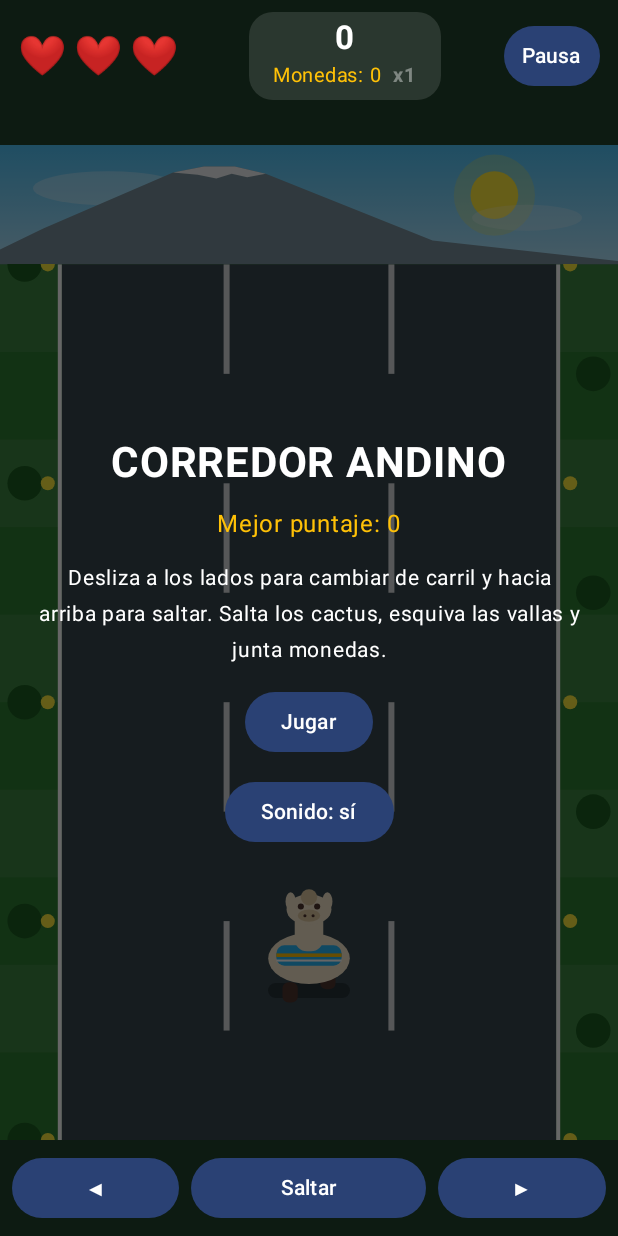
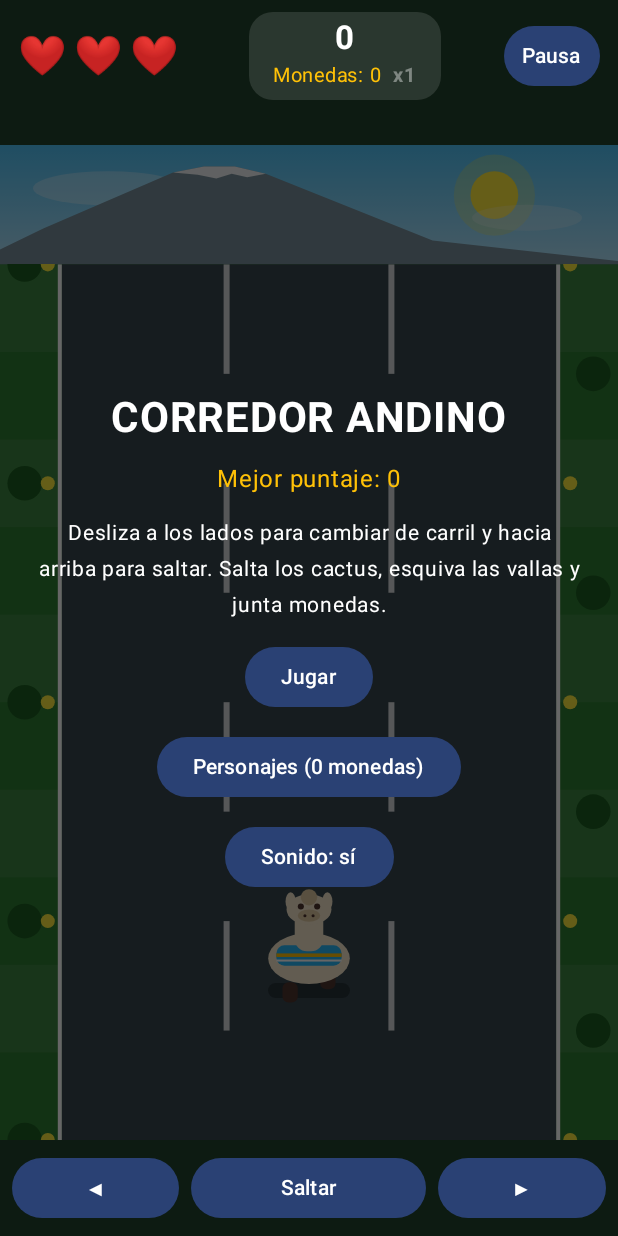
Before and after one commit to David-Quispe/lab13-animaciones, an Android app built with Jetpack Compose: the composable Ejercicio5Screen shown on its own in the app's theme, on a phone screen of 412 x 824 dp. Run offline under Robolectric (Android 15) with nearby library versions, the phone set to English and light mode, and no system bars.

Commit message:
feat: selector de personajes (alpaca, llama, vicuña) con monedas guardadas

```diff
--- a/app/src/main/java/com/example/lab13_animaciones/juego/CampoDeJuego.kt
+++ b/app/src/main/java/com/example/lab13_animaciones/juego/CampoDeJuego.kt
@@ -167,7 +167,7 @@ private fun JugadorView(juego: JuegoEstado, g: Geometria) {
     )
     // Se pone rojo cuando recibe un golpe
     val color by animateColorAsState(
-        targetValue = if (juego.invulnerable) Color(0xFFE53935) else Color(0xFF29B6F6),
+        targetValue = if (juego.invulnerable) Color(0xFFE53935) else juego.especieActual.manta,
         animationSpec = tween(durationMillis = 150),
         label = "colorJugador"
     )
@@ -223,6 +223,7 @@ private fun JugadorView(juego: JuegoEstado, g: Geometria) {
             fase = fase,
             enSalto = juego.saltando,
             colorManta = color,
+            especie = juego.especieActual,
             modifier = Modifier.fillMaxSize()
         )
 
--- /dev/null
+++ b/app/src/main/java/com/example/lab13_animaciones/juego/Especie.kt
@@ -0,0 +1,22 @@
+package com.example.lab13_animaciones.juego
+
+import androidx.compose.ui.graphics.Color
+
+// Cada animal andino que se puede usar para correr. Se desbloquean con las
+// monedas que se van acumulando entre partidas.
+class Especie(
+    val id: String,
+    val nombre: String,
+    val costo: Int,
+    val lana: Color,
+    val lanaOscura: Color,
+    val manta: Color,
+    val orejaAlto: Float,
+    val pechoBlanco: Boolean
+)
+
+val ESPECIES = listOf(
+    Especie("alpaca", "Alpaca", 0, Color(0xFFF5E6CC), Color(0xFFE0C9A0), Color(0xFF29B6F6), 0.18f, false),
+    Especie("llama", "Llama", 100, Color(0xFF8D6E63), Color(0xFF5D4037), Color(0xFF43A047), 0.26f, false),
+    Especie("vicuna", "Vicuña", 250, Color(0xFFD9A55B), Color(0xFFB07A33), Color(0xFFFF7043), 0.14f, true)
+)
--- a/app/src/main/java/com/example/lab13_animaciones/juego/JuegoEstado.kt
+++ b/app/src/main/java/com/example/lab13_animaciones/juego/JuegoEstado.kt
@@ -30,6 +30,9 @@ private const val INTERVALO_BASE = 1.1f
 private const val DURACION_LENTO = 5f
 private const val DURACION_DOBLE = 8f
 private const val CLAVE_MEJOR = "mejor_puntaje"
+private const val CLAVE_MONEDAS_TOTALES = "monedas_totales"
+private const val CLAVE_PERSONAJE = "personaje"
+private const val CLAVE_DESBLOQUEADOS = "desbloqueados"
 private const val TIEMPO_PRIMERA_ERUPCION = 20f
 
 private val COLORES_ROCOTO = listOf(Color(0xFFD50000), Color(0xFF66BB6A), Color(0xFFFFD54F), Color(0xFFFF6D00))
@@ -39,7 +42,7 @@ private val COLORES_ESCUDO = listOf(Color(0xFF00E5FF), Color(0xFF81D4FA), Color.
 private val COLORES_IMAN = listOf(Color(0xFFAB47BC), Color(0xFFE1BEE7), Color.White)
 private val COLORES_GOLPE = listOf(Color(0xFFFF5252), Color(0xFFFF9800), Color(0xFFFFEB3B))
 
-enum class Pantalla { Inicio, Jugando, Pausa, GameOver }
+enum class Pantalla { Inicio, Jugando, Pausa, GameOver, Personajes }
 
 enum class TipoEntidad { ObstaculoAlto, ObstaculoBajo, Moneda, Escudo, Iman, RocaVolcanica, Rocoto, CamaraLenta, DoblePuntos }
 
@@ -130,6 +133,18 @@ class JuegoEstado(private val prefs: SharedPreferences) {
         private set
     var progresoDoble by mutableFloatStateOf(0f)
         private set
+    // Progreso que se guarda entre partidas: monedas y personajes
+    var monedasTotales by mutableIntStateOf(prefs.getInt(CLAVE_MONEDAS_TOTALES, 0))
+        private set
+    var personajeActivo by mutableStateOf(prefs.getString(CLAVE_PERSONAJE, "alpaca") ?: "alpaca")
+        private set
+    var desbloqueados by mutableStateOf(
+        prefs.getStringSet(CLAVE_DESBLOQUEADOS, setOf("alpaca"))?.toSet() ?: setOf("alpaca")
+    )
+        private set
+    val especieActual: Especie
+        get() = ESPECIES.firstOrNull { it.id == personajeActivo } ?: ESPECIES[0]
+
     var rocotos by mutableIntStateOf(0)
         private set
     var avisoMascara by mutableIntStateOf(0)
@@ -203,6 +218,29 @@ class JuegoEstado(private val prefs: SharedPreferences) {
         tiempoFase = 0f
         tiempoAnuncio = 0f
         pantalla = Pantalla.Jugando
+    }
+
+    fun abrirPersonajes() {
+        if (pantalla == Pantalla.Inicio) pantalla = Pantalla.Personajes
+    }
+
+    // Usa el personaje si ya está desbloqueado; si no, intenta comprarlo
+    fun elegirPersonaje(especie: Especie) {
+        if (especie.id !in desbloqueados) {
+            if (monedasTotales < especie.costo) return
+            monedasTotales -= especie.costo
+            desbloqueados = desbloqueados + especie.id
+        }
+        personajeActivo = especie.id
+        guardarProgreso()
+    }
+
+    private fun guardarProgreso() {
+        prefs.edit()
+            .putInt(CLAVE_MONEDAS_TOTALES, monedasTotales)
+            .putString(CLAVE_PERSONAJE, personajeActivo)
+            .putStringSet(CLAVE_DESBLOQUEADOS, desbloqueados)
+            .apply()
     }
 
     fun alternarSonido() {
@@ -347,6 +385,7 @@ class JuegoEstado(private val prefs: SharedPreferences) {
                     puntosMonedas += 10 * multiplicador * (if (dobleActivo) 2 else 1)
                     racha++
                     monedas++
+                    monedasTotales++
                     explosion(xDeCarril(e.carril), e.y, 8, COLORES_MONEDA, 0.3f)
                     alEvento?.invoke(EventoJuego.Moneda)
                 }
@@ -462,6 +501,7 @@ class JuegoEstado(private val prefs: SharedPreferences) {
             nuevoRecord = true
             prefs.edit().putInt(CLAVE_MEJOR, puntaje).apply()
         }
+        guardarProgreso()
         pantalla = Pantalla.GameOver
         alEvento?.invoke(EventoJuego.GameOver)
     }
--- a/app/src/main/java/com/example/lab13_animaciones/juego/JuegoScreen.kt
+++ b/app/src/main/java/com/example/lab13_animaciones/juego/JuegoScreen.kt
@@ -184,12 +184,13 @@ private fun Superposicion(juego: JuegoEstado) {
             Pantalla.Inicio -> PanelInicio(juego)
             Pantalla.Pausa -> PanelPausa(juego)
             Pantalla.GameOver -> PanelGameOver(juego)
+            Pantalla.Personajes -> PanelPersonajes(juego)
         }
     }
 }
 
 @Composable
-private fun PanelBase(contenido: @Composable ColumnScope.() -> Unit) {
+fun PanelBase(contenido: @Composable ColumnScope.() -> Unit) {
     Box(
         modifier = Modifier
             .fillMaxSize()
@@ -219,6 +220,9 @@ private fun PanelInicio(juego: JuegoEstado) {
         )
         Button(onClick = { juego.iniciar() }) {
             Text("Jugar")
+        }
+        Button(onClick = { juego.abrirPersonajes() }) {
+            Text("Personajes (${juego.monedasTotales} monedas)")
         }
         Button(onClick = { juego.alternarSonido() }) {
             Text(if (juego.sonidoActivo) "Sonido: sí" else "Sonido: no")
--- a/app/src/main/java/com/example/lab13_animaciones/juego/Personaje.kt
+++ b/app/src/main/java/com/example/lab13_animaciones/juego/Personaje.kt
@@ -20,6 +20,7 @@ fun Alpaca(
     fase: State<Float>,
     enSalto: Boolean,
     colorManta: Color,
+    especie: Especie = ESPECIES[0],
     modifier: Modifier = Modifier
 ) {
     Canvas(modifier = modifier) {
@@ -29,8 +30,8 @@ fun Alpaca(
         val paso = if (enSalto) 0f else sin(angulo)
         val rebote = if (enSalto) 0f else abs(sin(angulo)) * h * 0.04f
 
-        val lana = Color(0xFFF5E6CC)
-        val lanaOscura = Color(0xFFE0C9A0)
+        val lana = especie.lana
+        val lanaOscura = especie.lanaOscura
         val oscuro = Color(0xFF4E342E)
 
         // Patas: una sube mientras la otra baja
@@ -62,8 +63,8 @@ fun Alpaca(
             drawRect(Color.White, Offset(w * 0.18f, h * 0.66f), Size(w * 0.64f, h * 0.02f))
 
             // Orejas, cuello y cabeza
-            drawOval(lana, Offset(w * 0.27f, h * 0.0f), Size(w * 0.1f, h * 0.18f))
-            drawOval(lana, Offset(w * 0.63f, h * 0.0f), Size(w * 0.1f, h * 0.18f))
+            drawOval(lana, Offset(w * 0.27f, h * 0.0f), Size(w * 0.1f, h * especie.orejaAlto))
+            drawOval(lana, Offset(w * 0.63f, h * 0.0f), Size(w * 0.1f, h * especie.orejaAlto))
             drawRoundRect(
                 color = lana,
                 topLeft = Offset(w * 0.36f, h * 0.16f),
@@ -71,6 +72,10 @@ fun Alpaca(
                 cornerRadius = CornerRadius(w * 0.12f)
             )
             drawOval(lana, Offset(w * 0.28f, h * 0.02f), Size(w * 0.44f, h * 0.3f))
+
+            if (especie.pechoBlanco) {
+                drawOval(Color.White, Offset(w * 0.4f, h * 0.34f), Size(w * 0.2f, h * 0.2f))
+            }
 
             // Penacho de lana, hocico y ojos
             drawCircle(lanaOscura, w * 0.08f, Offset(w * 0.5f, h * 0.05f))
```
Also changed, not shown: app/src/main/java/com/example/lab13_animaciones/juego/PanelPersonajes.kt (added, +95 -0 lines).
